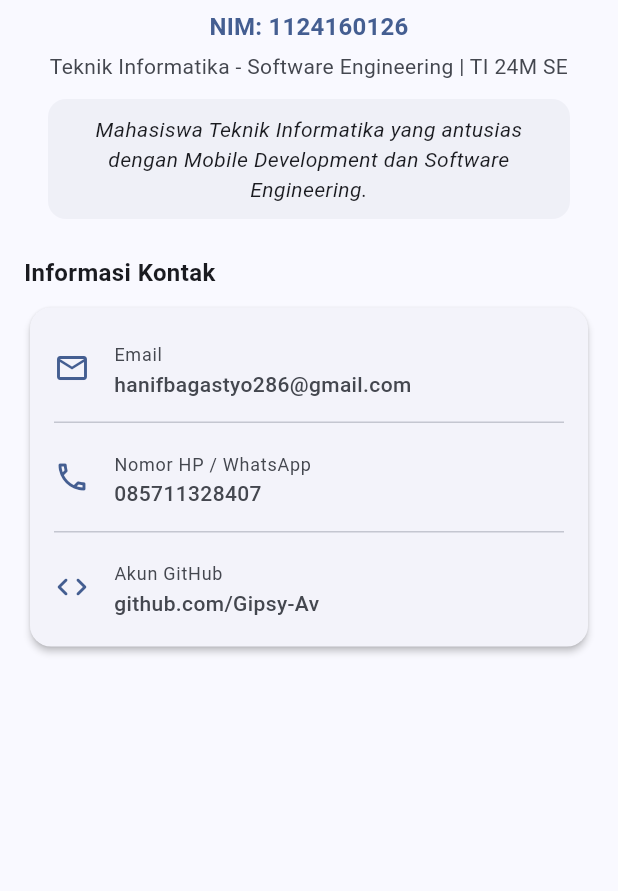
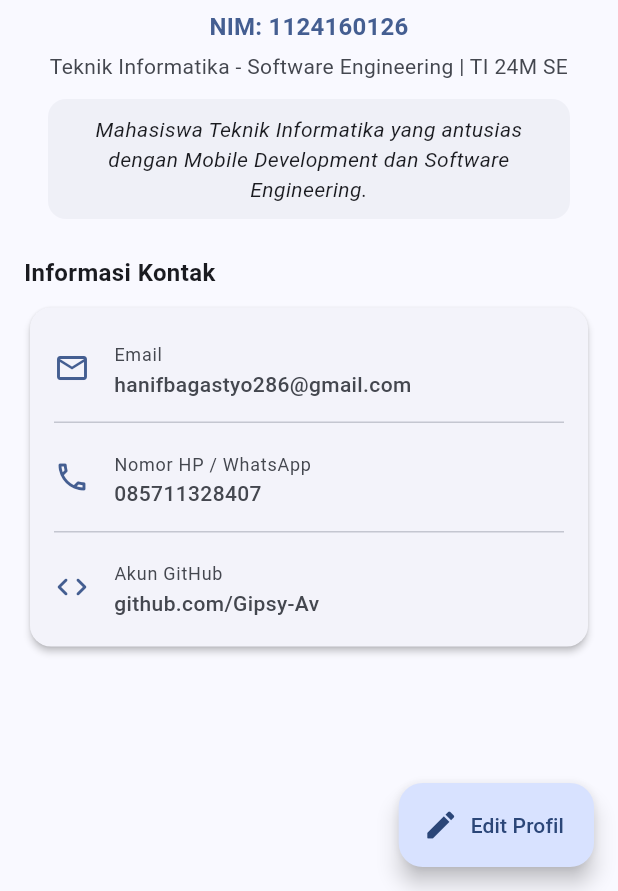
Before and after one commit to Gipsy-Av/uts-pml-1124160126, a Flutter app: the screen it shows after launch, on a phone screen of 412 x 824 dp, the part 345-1236 px from its top. Run offline on Flutter 3.47's test engine with Material 3 defaults, Android fonts, the phone set to English and light mode, and no system bars.

Commit message:
Hari 3-4: tambahkan FloatingActionButton pada Scaffold ProfilePage

```diff
--- a/soal2_profil_app/lib/screens/profile_page.dart
+++ b/soal2_profil_app/lib/screens/profile_page.dart
@@ -147,10 +147,16 @@ class _ProfilePageState extends State<ProfilePage> {
                   ),
                 ),
               ),
+              const SizedBox(height: 80),
             ],
           ),
         ),
       ),
+      floatingActionButton: FloatingActionButton.extended(
+        onPressed: _navigateToEditProfile,
+        icon: const Icon(Icons.edit_rounded),
+        label: const Text('Edit Profil'),
+      ),
     );
   }
 }
```
